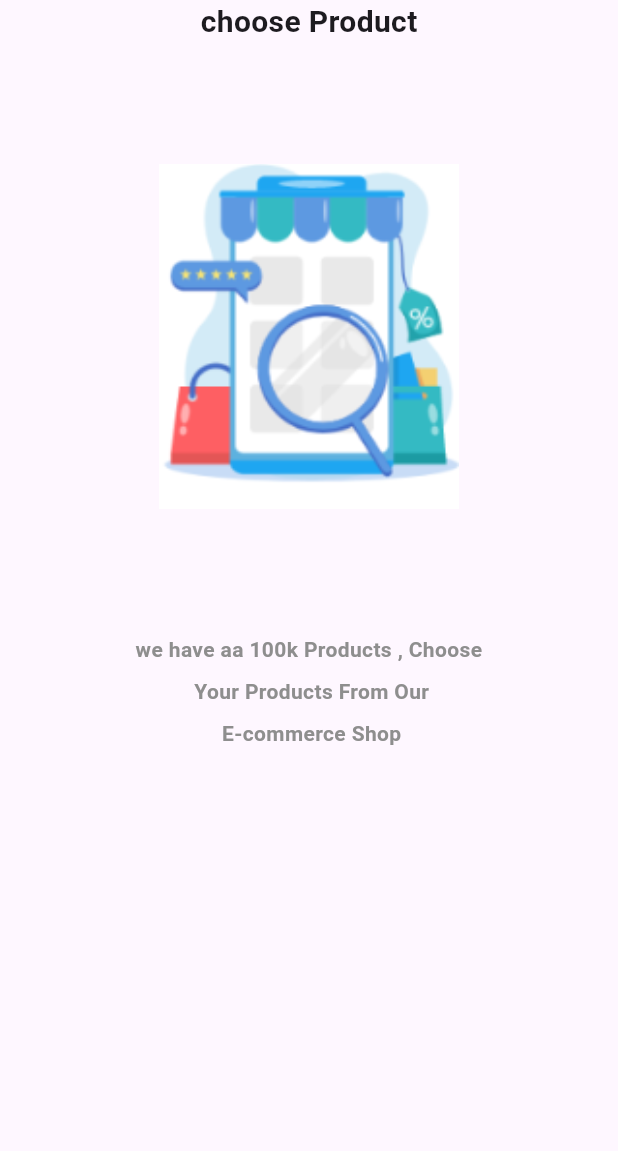
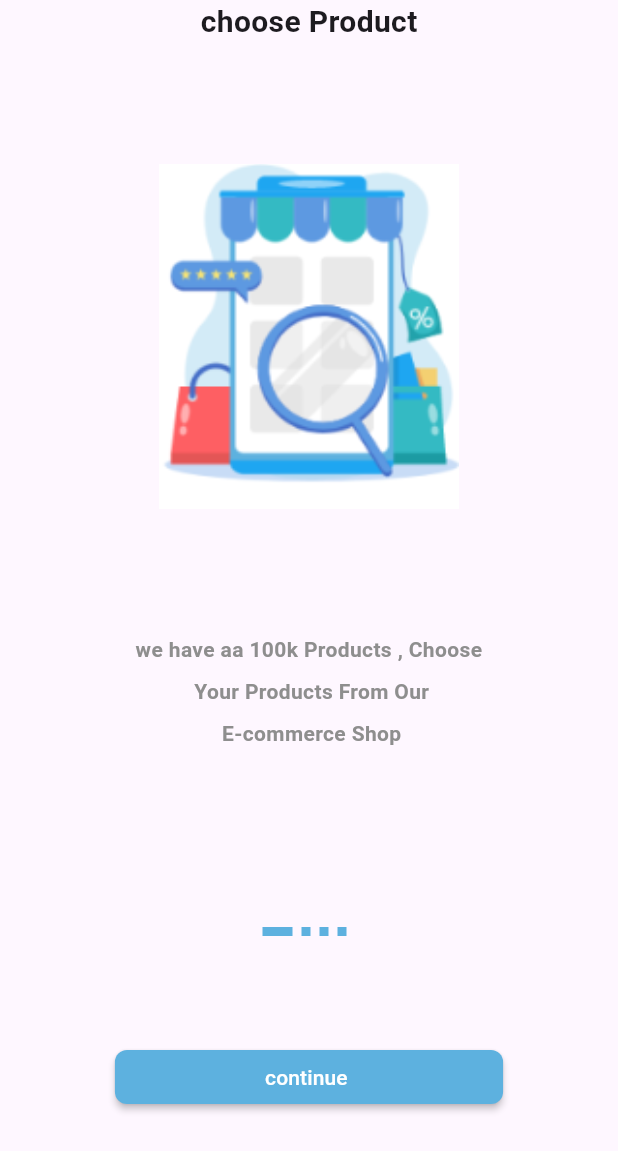
Before and after one commit to mohamadalnabhan/e-commerce_app, a Flutter app: the screen it shows after launch, on a phone screen of 412 x 824 dp. Shown: the top 1151 px of the screen. Run offline on Flutter 3.47's test engine with Material 3 defaults, Android fonts, the phone set to English and light mode, and no system bars; our stand-ins replace get.

Commit message:
second commit

```diff
--- /dev/null
+++ b/lib/controller/onboarding_controller.dart
@@ -0,0 +1,39 @@
+
+import 'package:flutter/material.dart';
+import 'package:get/get_state_manager/get_state_manager.dart';
+
+abstract class OnboardingController extends GetxController {
+
+  late PageController pagecontroller ;
+
+  next();
+
+
+  onPageChange(int index);
+}
+
+class  OnboardingControllerImp extends OnboardingController{
+
+    @override
+  late PageController pagecontroller ;
+    int currentPage= 0 ;
+
+  @override
+  next() {
+    currentPage++ ;
+    pagecontroller.animateToPage(currentPage, duration: Duration(milliseconds: 900), curve: Curves.easeInOut);
+  }
+
+
+
+  @override
+  onPageChange(int index) {
+   currentPage =  index ;
+   update();
+  }
+    @override
+  void onInit() {
+    pagecontroller = PageController();
+    super.onInit();
+  }
+}
--- a/lib/core/constant/app_color.dart
+++ b/lib/core/constant/app_color.dart
@@ -3,5 +3,6 @@ import 'package:flutter/cupertino.dart';
 
 class AppColor {
   static const Color grey= Color(0xff8e8e8e);
+  static const Color primaryColor = Color(0xff5DB1DF);
 
 }
--- a/lib/view/screen/onboarding.dart
+++ b/lib/view/screen/onboarding.dart
@@ -1,69 +1,39 @@
 import 'package:flutter/material.dart';
+import 'package:flutter_application_1/controller/onboarding_controller.dart';
 import 'package:flutter_application_1/core/constant/app_color.dart';
 import 'package:flutter_application_1/data/datasource/static/static.dart';
+import 'package:flutter_application_1/view/widget/onboarding/custombutton.dart';
+import 'package:flutter_application_1/view/widget/onboarding/customdotcontroller.dart';
+import 'package:flutter_application_1/view/widget/onboarding/customslider.dart';
+import 'package:get/get_core/src/get_main.dart';
+import 'package:get/get_instance/get_instance.dart';
 
 class Onboarding extends StatelessWidget {
   const Onboarding({super.key});
 
   @override
   Widget build(BuildContext context) {
+    Get.put(OnboardingControllerImp());
     return Scaffold(
       body: Column(
-
         children: [
           Expanded(
             flex: 3,
             child: SafeArea(
-              child: PageView.builder(
-                itemCount: onboardingList.length,
-                itemBuilder: (context, index) {
-                  return Column(
-                    children: [
-                      Text(
-                        onboardingList[index].title!,
-                        style: TextStyle(
-                          fontWeight: FontWeight.bold,
-                          fontSize: 20,
-                        ),
-                      ),
-                      const SizedBox(height: 80),
-                      Image.asset(
-                        onboardingList[index].img!,
-                        width: 200,
-                        height: 230,
-                        fit: BoxFit.fill,
-                      ),
-                      const SizedBox(height: 80),
-                      Container(
-                        width: double.infinity,
-                        alignment: Alignment.center,
-                        child: Text(
-                          onboardingList[index].body!,
-                          textAlign: TextAlign.center,
-                          style: TextStyle(
-                            height: 2,
-                            color: AppColor.grey,
-                            fontWeight: FontWeight.bold,
-                          ),
-                        ),
-                      ),
-                    ],
-                  );
-                },
-              ),
+              child:CustomsliderOnboarding(),
             ),
           ),
           Expanded(
             flex: 1, // 1/4
             child: Column(
-            children: [
-              Row(
-                children: [
-                  ...List.generate(onboardingList.length,(index)=> AnimatedContainer(duration: Duration(milliseconds:900 ),))
-                ],
-              )
-            ],
-          )),
+              children: [
+                CustomDotControllerOnboarding(),
+                //Spacer(flex: 2),
+                SizedBox(height: 70),
+                CustomButtonOnboard(),
+              ],
+            ),
+          ),
         ],
       ),
     );
--- /dev/null
+++ b/lib/view/widget/onboarding/custombutton.dart
@@ -0,0 +1,26 @@
+import 'package:flutter/material.dart';
+import 'package:flutter_application_1/controller/onboarding_controller.dart';
+import 'package:flutter_application_1/core/constant/app_color.dart';
+import 'package:get/get.dart';
+import 'package:get/get_core/src/get_main.dart';
+import 'package:http/http.dart';
+
+class CustomButtonOnboard extends GetView<OnboardingControllerImp> {
+  const CustomButtonOnboard({super.key});
+
+  @override
+  Widget build(BuildContext context) {
+    return Container(
+      child: MaterialButton(
+        color: AppColor.primaryColor,
+        padding: const EdgeInsets.symmetric(horizontal: 100, vertical: 0),
+        textColor: Colors.white,
+        shape: RoundedRectangleBorder(borderRadius: BorderRadius.circular(8)),
+        onPressed: () {
+          controller.next();
+        },
+        child: Text('continue '),
+      ),
+    );
+  }
+}
--- /dev/null
+++ b/lib/view/widget/onboarding/customdotcontroller.dart
@@ -0,0 +1,29 @@
+
+import 'package:flutter/material.dart';
+import 'package:flutter_application_1/controller/onboarding_controller.dart';
+import 'package:flutter_application_1/core/constant/app_color.dart';
+import 'package:flutter_application_1/data/datasource/static/static.dart';
+import 'package:get/get_state_manager/get_state_manager.dart';
+
+class CustomDotControllerOnboarding extends StatelessWidget {
+  const CustomDotControllerOnboarding({super.key});
+
+  @override
+  Widget build(BuildContext context) {
+    return  GetBuilder<OnboardingControllerImp>(builder:(controller)=> Row(
+                  mainAxisAlignment: MainAxisAlignment.center,
+                  children: [
+                    ...List.generate(
+                      onboardingList.length,
+                      (index) => AnimatedContainer(
+                        duration: Duration(milliseconds: 900),
+                        margin: EdgeInsets.only(right: 6),
+                        width: controller.currentPage == index ?20 :6,
+                        height: 6,
+                        decoration: BoxDecoration(color: AppColor.primaryColor),
+                      ),
+                    ),
+                  ],
+                ));
+  }
+}
--- /dev/null
+++ b/lib/view/widget/onboarding/customslider.dart
@@ -0,0 +1,55 @@
+
+import 'package:flutter/material.dart';
+import 'package:flutter_application_1/controller/onboarding_controller.dart';
+import 'package:flutter_application_1/core/constant/app_color.dart';
+import 'package:flutter_application_1/data/datasource/static/static.dart';
+import 'package:get/get_state_manager/src/simple/get_view.dart';
+
+class CustomsliderOnboarding extends GetView<OnboardingControllerImp> {
+  const CustomsliderOnboarding({super.key});
+
+  @override
+  Widget build(BuildContext context) {
+    return  PageView.builder(
+      controller: controller.pagecontroller,
+      onPageChanged:(val){
+        controller.onPageChange(val);
+      } ,
+                itemCount: onboardingList.length,
+                itemBuilder: (context, index) {
+                  return Column(
+                    children: [
+                      Text(
+                        onboardingList[index].title!,
+                        style: TextStyle(
+                          fontWeight: FontWeight.bold,
+                          fontSize: 20,
+                        ),
+                      ),
+                      const SizedBox(height: 80),
+                      Image.asset(
+                        onboardingList[index].img!,
+                        width: 200,
+                        height: 230,
+                        fit: BoxFit.fill,
+                      ),
+                      const SizedBox(height: 80),
+                      Container(
+                        width: double.infinity,
+                        alignment: Alignment.center,
+                        child: Text(
+                          onboardingList[index].body!,
+                          textAlign: TextAlign.center,
+                          style: TextStyle(
+                            height: 2,
+                            color: AppColor.grey,
+                            fontWeight: FontWeight.bold,
+                          ),
+                        ),
+                      ),
+                    ],
+                  );
+                },
+              );
+  }
+}
```
